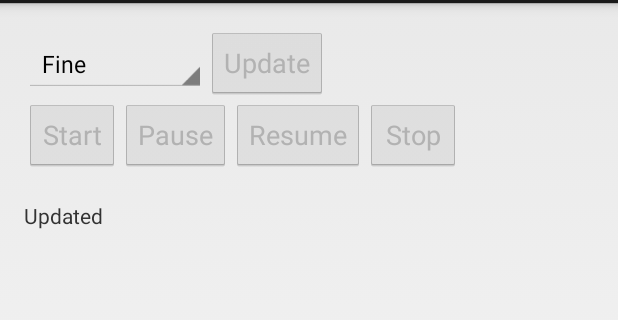
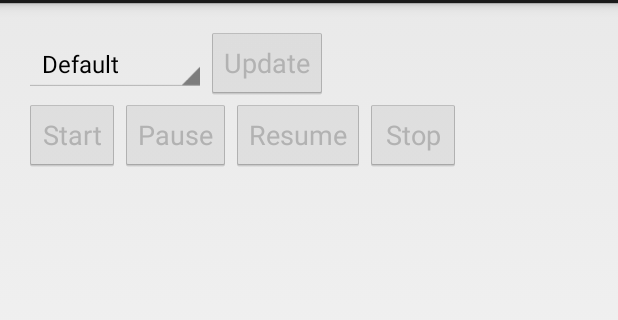
Before and after one commit to sng2c/Cyclo, an Android app: the screen it shows after launch (DashboardActivity), on a phone screen of 412 x 824 dp, the part 69-389 px from its top. Run offline under Robolectric (Android 15) with nearby library versions, the phone set to English and light mode, and no system bars; 1 statement that could not run was skipped.

Commit message:
First release

```diff
--- a/app/src/debug/res/values/google_maps_api.xml
+++ b/app/src/debug/res/values/google_maps_api.xml
@@ -1,5 +1,5 @@
 <resources>
-        <string name="google_maps_key_instructions" templateMergeStrategy="replace"><!--
+        <string name="google_maps_key_instructions" templateMergeStrategy="replace" translatable="false"><!--
 
     TODO: Before you run your application, you need a Google Maps API key.
 
@@ -14,5 +14,5 @@ https://console.developers.google.com/flows/enableapi?apiid=maps_android_backend
     string in this file.
     --></string>
 
-    <string name="google_maps_key" templateMergeStrategy="preserve">AIzaSyAhQoFsvT3sSU8rEbTMJXO84arBE4Gq5f4</string>
+    <string name="google_maps_key" templateMergeStrategy="preserve" translatable="false">AIzaSyAhQoFsvT3sSU8rEbTMJXO84arBE4Gq5f4</string>
 </resources>
--- a/app/src/main/java/com/mabook/android/cyclo/DashboardActivity.java
+++ b/app/src/main/java/com/mabook/android/cyclo/DashboardActivity.java
@@ -44,7 +44,7 @@ public class DashboardActivity extends Activity {
             long trackId = extras.getLong(CycloManager.KEY_BROADCAST_TRACK);
             Location location = extras.getParcelable(CycloManager.KEY_BROADCAST_LOCATION);
 
-            textUpdate.setText(type + "\nsessionId:" + sessionId + "\ntrackId:" + trackId + "\nlocation:" + CycloManager.dumpLocation(location, null));
+//            textUpdate.setText(type + "\nsessionId:" + sessionId + "\ntrackId:" + trackId + "\nlocation:" + CycloManager.dumpLocation(location, null));
         }
     };
     private Button buttonStart;
@@ -107,7 +107,7 @@ public class DashboardActivity extends Activity {
         textUpdate = (TextView) findViewById(R.id.update);
         options = (Spinner) findViewById(R.id.options);
         buttonUpdate = (Button) findViewById(R.id.button_update);
-
+        textUpdate.setVisibility(View.GONE);
 
         cycloManager = new CycloManager(this, new ResultReceiver(new Handler()) {
             @Override
@@ -138,7 +138,7 @@ public class DashboardActivity extends Activity {
 
     void updateList() {
         Uri curi = Uri.parse("content://" + CycloManager.AUTHORITY + "/session");
-        Cursor cursor = getContentResolver().query(curi, CycloManager.SESSION_FIELD_ALL, null, null, null);
+        Cursor cursor = getContentResolver().query(curi, CycloManager.SESSION_FIELD_ALL, null, null, CycloManager.SESSION_FIELD_ID + " desc");
 
         if (mCursorAdapter != null) {
             mCursorAdapter.changeCursor(cursor);
@@ -165,6 +165,9 @@ public class DashboardActivity extends Activity {
                     String start = cursor.getString(cursor.getColumnIndex(CycloManager.SESSION_FIELD_START_TIME));
                     String end = cursor.getString(cursor.getColumnIndex(CycloManager.SESSION_FIELD_END_TIME));
                     ViewHolder vh = (ViewHolder) view.getTag();
+                    if (end == null) {
+                        end = "Now";
+                    }
                     if (vh != null) {
                         vh.tv1.setText(sess + " from " + app);
                         vh.tv2.setText(start + "~" + end);
@@ -290,7 +293,7 @@ public class DashboardActivity extends Activity {
                 profile = new CycloProfile();
                 profile.setCriteria(criteria);
                 profile.setMinTime(0);
-                profile.setMinDistance(1);
+                profile.setMinDistance(3);
                 break;
             case 2:
                 criteria = new Criteria();
--- a/app/src/main/java/com/mabook/android/cyclo/core/CycloManager.java
+++ b/app/src/main/java/com/mabook/android/cyclo/core/CycloManager.java
@@ -15,6 +15,8 @@ public class CycloManager {
     public static final String ACTION_CONTROL = "com.mabook.android.cyclo.core.CycloService.ACTION_CONTROL";
     public static final String ACTION_BROADCAST = "com.mabook.android.cyclo.core.CycloService.ACTION_BROADCAST";
     public static final String AUTHORITY = "com.mabook.android.cyclo.provider";
+
+    public static final String BROADCAST_TYPE_UPDATE = "BROADCAST_TYPE_UPDATE";
 
     public static final String SESSION_FIELD_ID = "_id";
     public static final String SESSION_FIELD_PACKAGE_NAME = "package_name";
@@ -200,5 +202,4 @@ public class CycloManager {
     }
 
 
-
 }
--- a/app/src/main/java/com/mabook/android/cyclo/core/CycloService.java
+++ b/app/src/main/java/com/mabook/android/cyclo/core/CycloService.java
@@ -95,7 +95,7 @@ public class CycloService extends Service {
 
                     Bundle b = new Bundle();
                     b.putParcelable(CycloManager.KEY_BROADCAST_LOCATION, location);
-                    sendBroadcast("UPDATE", b);
+                    sendBroadcast(CycloManager.BROADCAST_TYPE_UPDATE, b);
                 }
                 lastLocation = location;
             }
--- a/app/src/main/res/layout/activity_dashboard.xml
+++ b/app/src/main/res/layout/activity_dashboard.xml
@@ -68,12 +68,6 @@
     </LinearLayout>
 
     <TextView
-        android:layout_width="match_parent"
-        android:layout_height="wrap_content"
-        android:layout_marginTop="20dp"
-        android:text="Updated" />
-
-    <TextView
         android:id="@+id/update"
         android:layout_width="match_parent"
         android:layout_height="wrap_content"
--- a/app/src/main/res/values/arrays.xml
+++ b/app/src/main/res/values/arrays.xml
@@ -1,8 +1,8 @@
 <?xml version="1.0" encoding="utf-8"?>
 <resources>
     <string-array name="presets">
-        <item>Fine</item>
-        <item>Over 1m</item>
+        <item>Default</item>
+        <item>Over 3m</item>
         <item>Coarse</item>
         <item>Low Battery</item>
     </string-array>
```
Also changed, not shown: app/src/main/java/com/mabook/android/cyclo/MapsActivity.java (+57 -9 lines), 3 other files.
